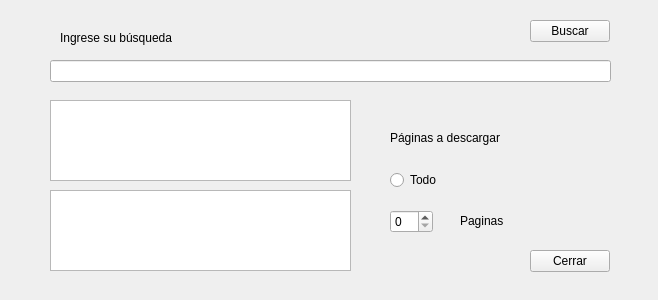
First picture: the form in AcaCrawl.ui, repository dcalenzani/AcaCrawler, before the edit.
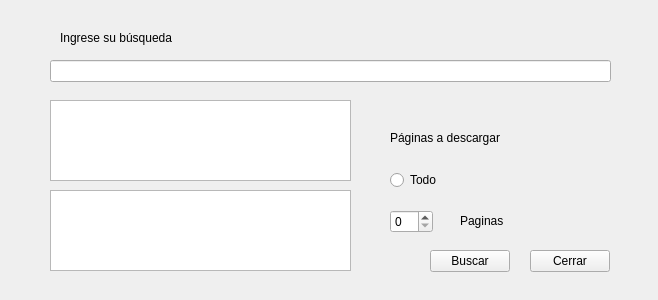
Second picture: the form after the edit.

Commit message: Working push \n- Running UI, still missing some user outputs but produces CSV correctly. Next step: Packaging fordows and Linux

What changed in the file:
```diff
--- a/AcaCrawl.ui
+++ b/AcaCrawl.ui
@@ -29,8 +29,8 @@
   <widget class="QPushButton" name="SearchButton">
    <property name="geometry">
     <rect>
-     <x>530</x>
-     <y>20</y>
+     <x>430</x>
+     <y>250</y>
      <width>80</width>
      <height>22</height>
     </rect>
```
The commit also changes 6 other files.
